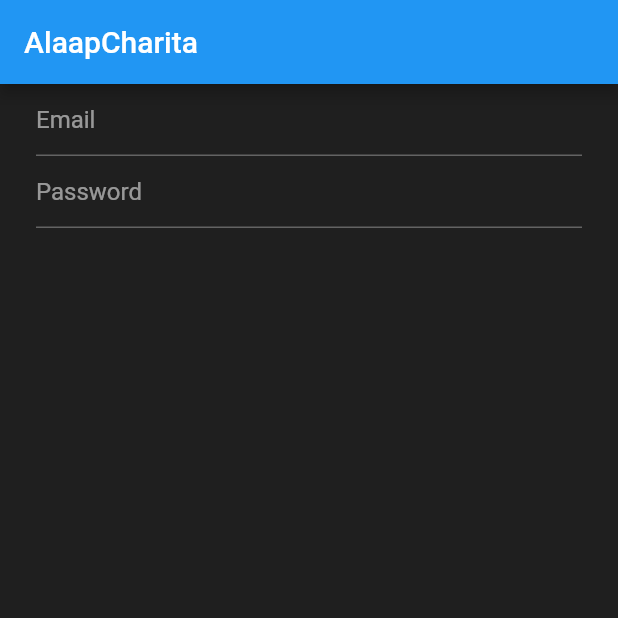
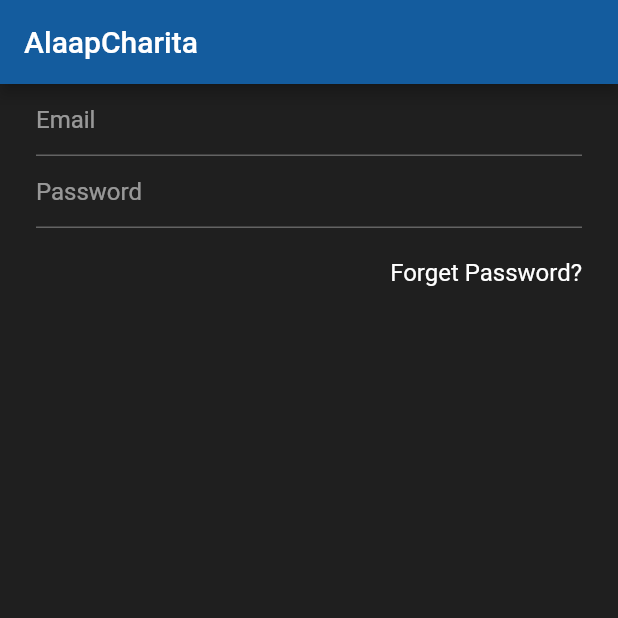
Before and after one commit to SaminYeaser/chat_app, a Flutter app: the screen it shows after launch, on a phone screen of 412 x 824 dp, the top half of it. Run offline on Flutter 3.47's test engine with Material 2 defaults, Android fonts, the phone set to English and light mode, and no system bars.

Commit message:
color added

```diff
--- a/lib/main.dart
+++ b/lib/main.dart
@@ -13,6 +13,7 @@ class MyApp extends StatelessWidget {
       debugShowCheckedModeBanner: false,
       title: 'Flutter Demo',
       theme: ThemeData(
+        primaryColor: Color(0xff145C9E),
         scaffoldBackgroundColor: Color(0xff1F1F1F),
         primarySwatch: Colors.blue,
         visualDensity: VisualDensity.adaptivePlatformDensity,
--- a/lib/views/signin.dart
+++ b/lib/views/signin.dart
@@ -22,6 +22,18 @@ class _SignInState extends State<SignIn> {
             TextField(
               style: textFieldStyle(),
               decoration: inputTextDecoration('Password'),
+            ),
+            SizedBox(
+              height: 20,
+            ),
+            Container(
+              alignment: Alignment.centerRight,
+              child: Container(
+                child: Text(
+                  'Forget Password?',
+                  style: TextStyle(color: Colors.white, fontSize: 16),
+                ),
+              ),
             )
           ],
         ),
```
